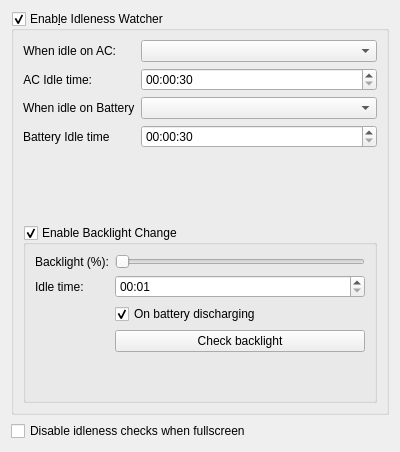
lxqt/lxqt-powermanagement, file config/idlenesswatchersettings.ui: the form before one commit.
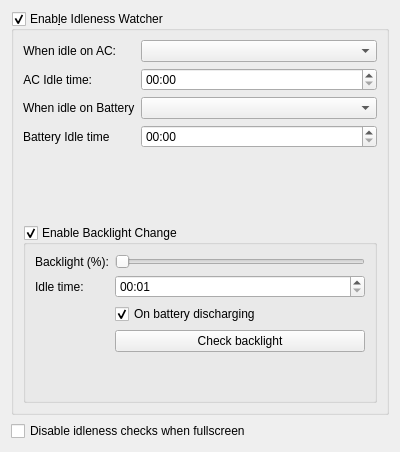
The form after the commit.

Commit message: Fixes on the new QTimeEdit widgets - set minimum time - display mm:ss - load right values

Patch:
```diff
--- a/config/idlenesswatchersettings.ui
+++ b/config/idlenesswatchersettings.ui
@@ -62,12 +62,8 @@
           <property name="toolTip">
            <string>Minutes:Seconds (min: 00:30)</string>
           </property>
-          <property name="minimumTime">
-           <time>
-            <hour>0</hour>
-            <minute>0</minute>
-            <second>30</second>
-           </time>
+          <property name="displayFormat">
+           <string>mm:ss</string>
           </property>
          </widget>
         </item>
@@ -90,12 +86,8 @@
           <property name="toolTip">
            <string>Minutes:Seconds (min: 00:30)</string>
           </property>
-          <property name="minimumTime">
-           <time>
-            <hour>0</hour>
-            <minute>0</minute>
-            <second>30</second>
-           </time>
+          <property name="displayFormat">
+           <string>mm:ss</string>
           </property>
          </widget>
         </item>
```
The commit also changes 1 other file.
